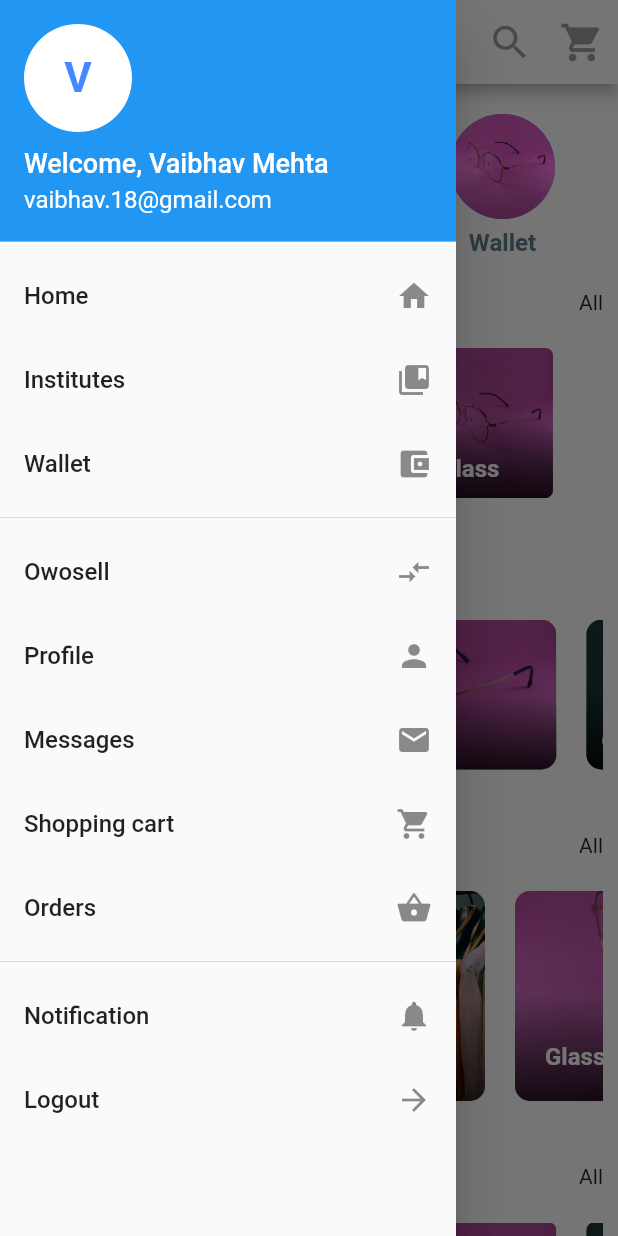
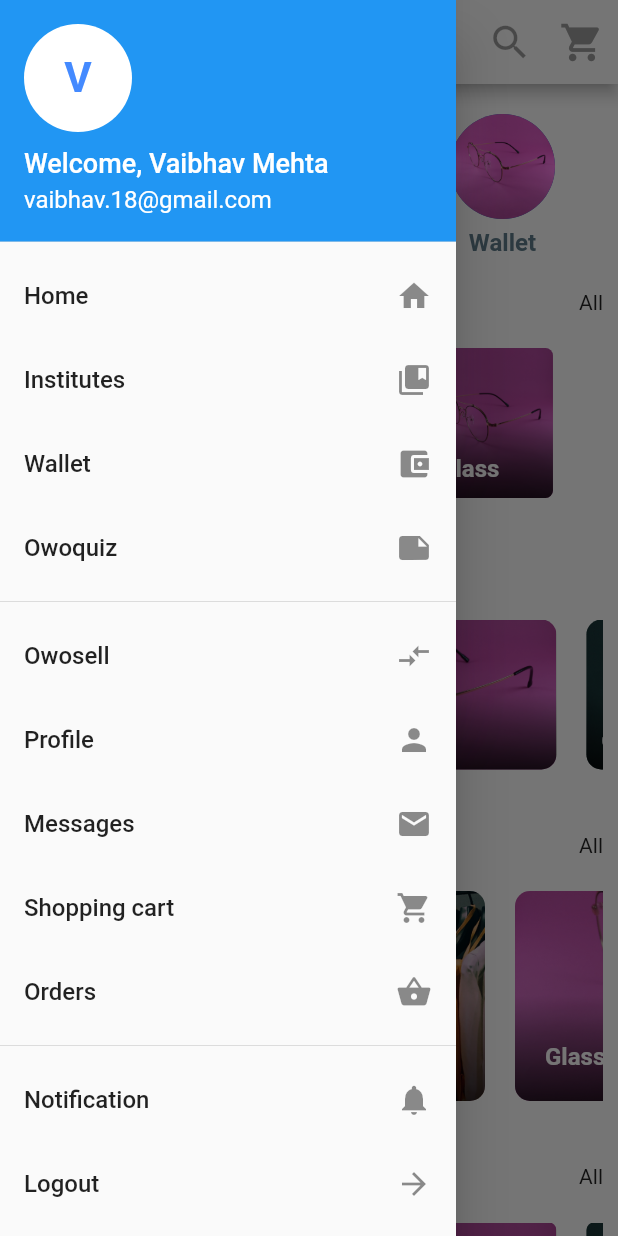
Before and after one commit to Vaibhav1508/Owomark2.0, a Flutter app: the DashboardScreen screen opened directly, in the side drawer, after a tap on "Owoquiz", on a phone screen of 412 x 824 dp. Run offline on Flutter 3.47's test engine with Material 2 defaults, Android fonts, the phone set to English and light mode, and no system bars; our stand-ins replace simple_animations.

Commit message:
Owomark
2.0.7

- Last Commit With Quiz

Signed-off-by: vibhu <vaibhavmehta974@gmail.com>

```diff
--- a/lib/dashboard_screen.dart
+++ b/lib/dashboard_screen.dart
@@ -10,6 +10,7 @@ import 'package:owomark/notification_screen.dart';
 import 'package:owomark/owosell_screen.dart';
 import 'package:owomark/products_screen.dart';
 import 'package:owomark/projects.dart';
+import 'package:owomark/quiz.dart';
 import 'package:owomark/single_event.dart';
 import 'package:owomark/single_institute.dart';
 import 'package:owomark/single_product.dart';
@@ -82,6 +83,15 @@ class _DashboardScreenState extends State<DashboardScreen> {
                 trailing: Icon(Icons.account_balance_wallet),
                 onTap: () => Navigator.push(
                     context, MaterialPageRoute(builder: (_) => WalletScreen())),
+              ),
+              ListTile(
+                title: Text(
+                  'Owoquiz',
+                  style: TextStyle(fontSize: 16),
+                ),
+                trailing: Icon(Icons.note),
+                onTap: () => Navigator.push(
+                    context, MaterialPageRoute(builder: (_) => QuizScreen())),
               ),
               Divider(),
               ListTile(
```
